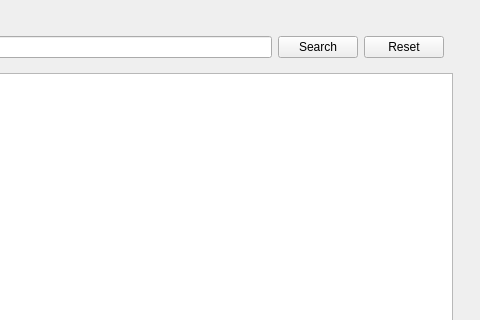
This is checkout.ui in sbadame/checkout as Qt 5 draws it before an edit; both pictures show x 264 to 744 and y 0 to 320 of the 744 by 556 pixel window. The edited form follows.
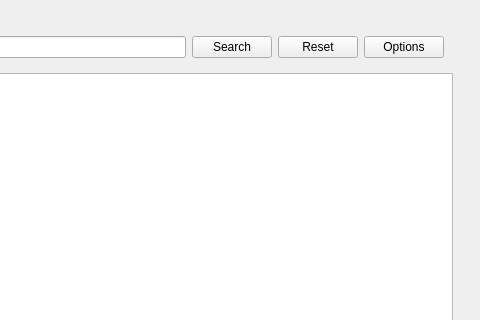
This is the edited form. Custom widgets are drawn as their Qt base class.

Commit message: able to checkout the main menu again

The edit to the form file:
```diff
--- a/checkout.ui
+++ b/checkout.ui
@@ -58,6 +58,13 @@
                 </property>
                </widget>
               </item>
+              <item>
+               <widget class="QPushButton" name="options">
+                <property name="text">
+                 <string>Options</string>
+                </property>
+               </widget>
+              </item>
              </layout>
             </widget>
            </item>
```
Left out of the diff: 12 changed lines with no effect on the pictures. The commit also changes 1 other file.
